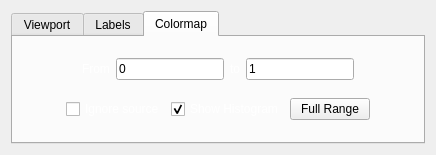
FXIhub/hummingbird, file src/interface/ui/image_window_settings.ui: the form before one commit.
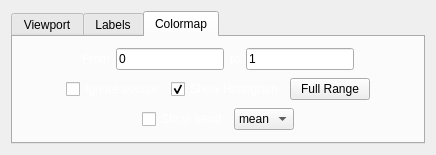
The form after the commit.

Commit message: Added an option to show trends (mean, std, min, max) in image plot. Closes #6

```diff
--- a/src/interface/ui/image_window_settings.ui
+++ b/src/interface/ui/image_window_settings.ui
@@ -573,8 +573,8 @@
       <attribute name="title">
        <string>Colormap</string>
       </attribute>
-      <layout class="QVBoxLayout" name="verticalLayout_3">
-       <item>
+      <layout class="QGridLayout" name="gridLayout_3">
+       <item row="0" column="0">
         <layout class="QHBoxLayout" name="horizontalLayout_8">
          <item>
           <spacer name="horizontalSpacer_15">
@@ -706,7 +706,7 @@
          </item>
         </layout>
        </item>
-       <item>
+       <item row="1" column="0">
         <layout class="QHBoxLayout" name="horizontalLayout_4">
          <item>
           <spacer name="horizontalSpacer_7">
@@ -837,6 +837,140 @@
          </item>
         </layout>
        </item>
+       <item row="2" column="0">
+        <layout class="QGridLayout" name="gridLayout_2">
+         <item row="0" column="3">
+          <spacer name="horizontalSpacer_11">
+           <property name="orientation">
+            <enum>Qt::Horizontal</enum>
+           </property>
+           <property name="sizeHint" stdset="0">
+            <size>
+             <width>40</width>
+             <height>20</height>
+            </size>
+           </property>
+          </spacer>
+         </item>
+         <item row="0" column="2">
+          <widget class="QComboBox" name="trend_options">
+           <property name="sizePolicy">
+            <sizepolicy hsizetype="Preferred" vsizetype="Fixed">
+             <horstretch>0</horstretch>
+             <verstretch>0</verstretch>
+            </sizepolicy>
+           </property>
+           <item>
+            <property name="text">
+             <string>mean</string>
+            </property>
+           </item>
+           <item>
+            <property name="text">
+             <string>std</string>
+            </property>
+           </item>
+           <item>
+            <property name="text">
+             <string>min</string>
+            </property>
+           </item>
+           <item>
+            <property name="text">
+             <string>max</string>
+            </property>
+           </item>
+          </widget>
+         </item>
+         <item row="0" column="1">
+          <widget class="QCheckBox" name="show_trend">
+           <property name="palette">
+            <palette>
+             <active>
+              <colorrole role="WindowText">
+               <brush brushstyle="SolidPattern">
+                <color alpha="255">
+                 <red>255</red>
+                 <green>255</green>
+                 <blue>255</blue>
+                </color>
+               </brush>
+              </colorrole>
+              <colorrole role="Text">
+               <brush brushstyle="SolidPattern">
+                <color alpha="255">
+                 <red>0</red>
+                 <green>0</green>
+                 <blue>0</blue>
+                </color>
+               </brush>
+              </colorrole>
+             </active>
+             <inactive>
+              <colorrole role="WindowText">
+               <brush brushstyle="SolidPattern">
+                <color alpha="255">
+                 <red>255</red>
+                 <green>255</green>
+                 <blue>255</blue>
+                </color>
+               </brush>
+              </colorrole>
+              <colorrole role="Text">
+               <brush brushstyle="SolidPattern">
+                <color alpha="255">
+                 <red>0</red>
+                 <green>0</green>
+                 <blue>0</blue>
+                </color>
+               </brush>
+              </colorrole>
+             </inactive>
+             <disabled>
+              <colorrole role="WindowText">
+               <brush brushstyle="SolidPattern">
+                <color alpha="255">
+                 <red>69</red>
+                 <green>69</green>
+                 <blue>69</blue>
+                </color>
+               </brush>
+              </colorrole>
+              <colorrole role="Text">
+               <brush brushstyle="SolidPattern">
+                <color alpha="255">
+                 <red>69</red>
+                 <green>69</green>
+                 <blue>69</blue>
+                </color>
+               </brush>
+              </colorrole>
+             </disabled>
+            </palette>
+           </property>
+           <property name="toolTip">
+            <string>If enabled, instead of the latest image a trend is shown</string>
+           </property>
+           <property name="text">
+            <string>Show trend</string>
+           </property>
+          </widget>
+         </item>
+         <item row="0" column="0">
+          <spacer name="horizontalSpacer_12">
+           <property name="orientation">
+            <enum>Qt::Horizontal</enum>
+           </property>
+           <property name="sizeHint" stdset="0">
+            <size>
+             <width>40</width>
+             <height>20</height>
+            </size>
+           </property>
+          </spacer>
+         </item>
+        </layout>
+       </item>
       </layout>
      </widget>
     </widget>
```
The commit also changes 1 other file.
